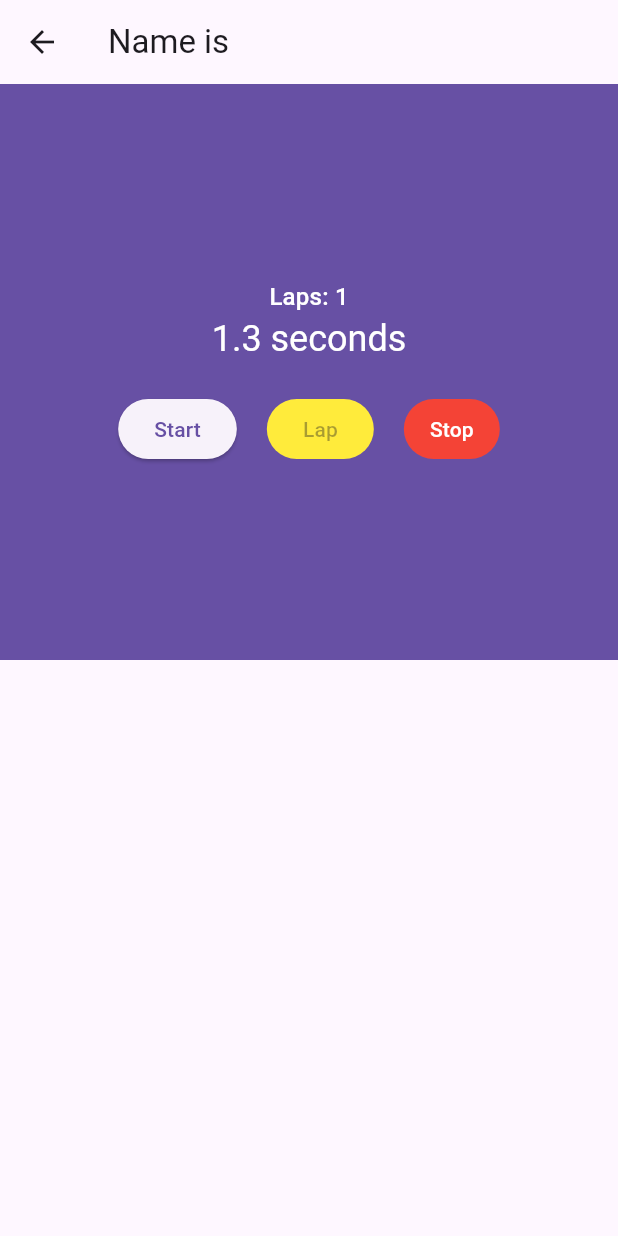
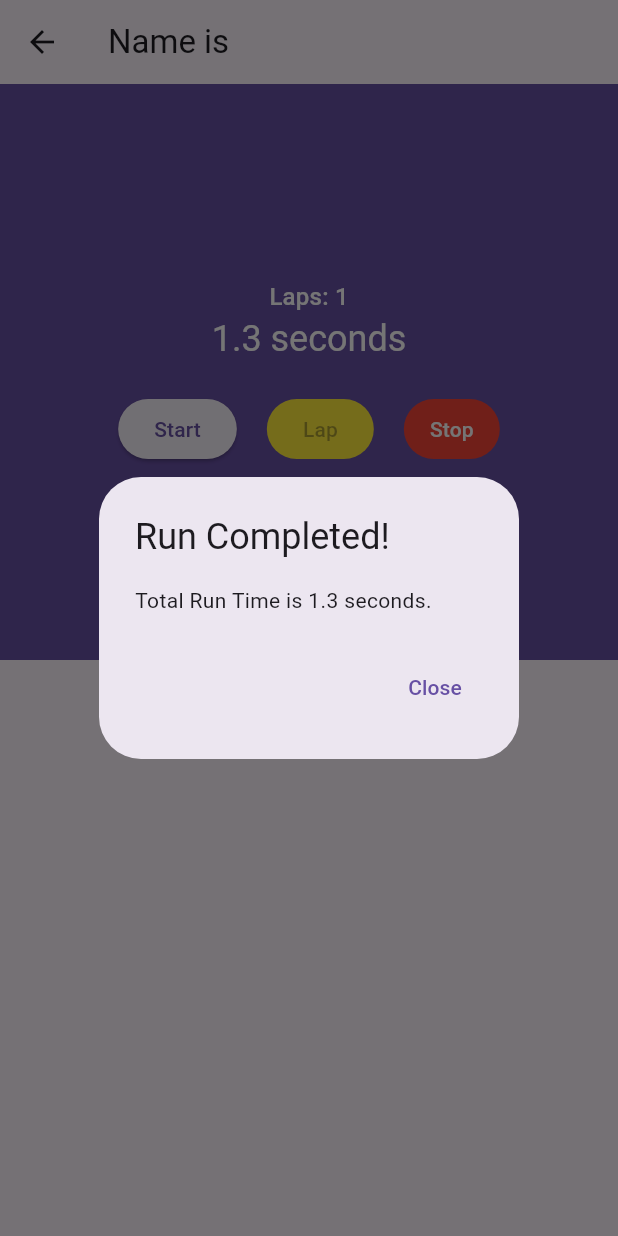
Before and after one commit to KhawajaTanzeelUrRehman/stopwatch, a Flutter app: the StopWatch screen opened by its route, after a tap on "Start", after a tap on "Stop", on a phone screen of 412 x 824 dp. Run offline on Flutter 3.47's test engine with Material 3 defaults, Android fonts, the phone set to English and light mode, and no system bars.

Commit message:
Alert box added in stopwatch

```diff
--- /dev/null
+++ b/lib/platform_alert.dart
@@ -0,0 +1,48 @@
+import 'package:flutter/cupertino.dart';
+import 'package:flutter/material.dart';
+
+class PlatformAlert {
+  final String title;
+  final String message;
+  const PlatformAlert({required this.title, required this.message})
+      : assert(title != null),
+        assert(message != null);
+  void _buildMaterialAlert(BuildContext context) {
+    showDialog(
+        context: context,
+        builder: (context) {
+          return AlertDialog(
+              title: Text(title),
+              content: Text(message),
+              actions: [
+                TextButton(
+                    child: Text('Close'),
+                    onPressed: () => Navigator.of(context).pop())
+              ]);
+        });
+  }
+
+  void _buildCupertinoAlert(BuildContext context) {
+    showCupertinoDialog(
+        context: context,
+        builder: (context) {
+          return CupertinoAlertDialog(
+              title: Text(title),
+              content: Text(message),
+              actions: [
+                CupertinoButton(
+                    child: Text('Close'),
+                    onPressed: () => Navigator.of(context).pop())
+              ]);
+        });
+  }
+
+  void show(BuildContext context) {
+    final platform = Theme.of(context).platform;
+    if (platform == TargetPlatform.iOS) {
+      _buildCupertinoAlert(context);
+    } else {
+      _buildMaterialAlert(context);
+    }
+  }
+}
--- a/lib/stopwatch.dart
+++ b/lib/stopwatch.dart
@@ -1,6 +1,6 @@
 import 'dart:async';
 import 'package:flutter/material.dart';
-
+import 'platform_alert.dart';
 class StopWatch extends StatefulWidget {
   static const route = '/stopwatch';
   final String name;
@@ -39,7 +39,7 @@ class StopWatchState extends State<StopWatch> {
 
   @override
   Widget build(BuildContext context) {
-      String name = ModalRoute.of(context)?.settings.arguments?.toString() ?? "";
+    String name = ModalRoute.of(context)?.settings.arguments?.toString() ?? "";
     return Scaffold(
       appBar: AppBar(
         title: Text("Name is $name"),
@@ -132,6 +132,12 @@ class StopWatchState extends State<StopWatch> {
     setState(() {
       isTicking = false;
     });
+    final totalRuntime = laps.fold(milliseconds ?? 0, (total, lap) => total + lap);
+    final alert = PlatformAlert(
+      title: 'Run Completed!',
+      message: 'Total Run Time is ${_secondsText(totalRuntime)}.',
+    );
+    alert.show(context);
   }
 
   String _secondsText(int milliseconds) {
```
